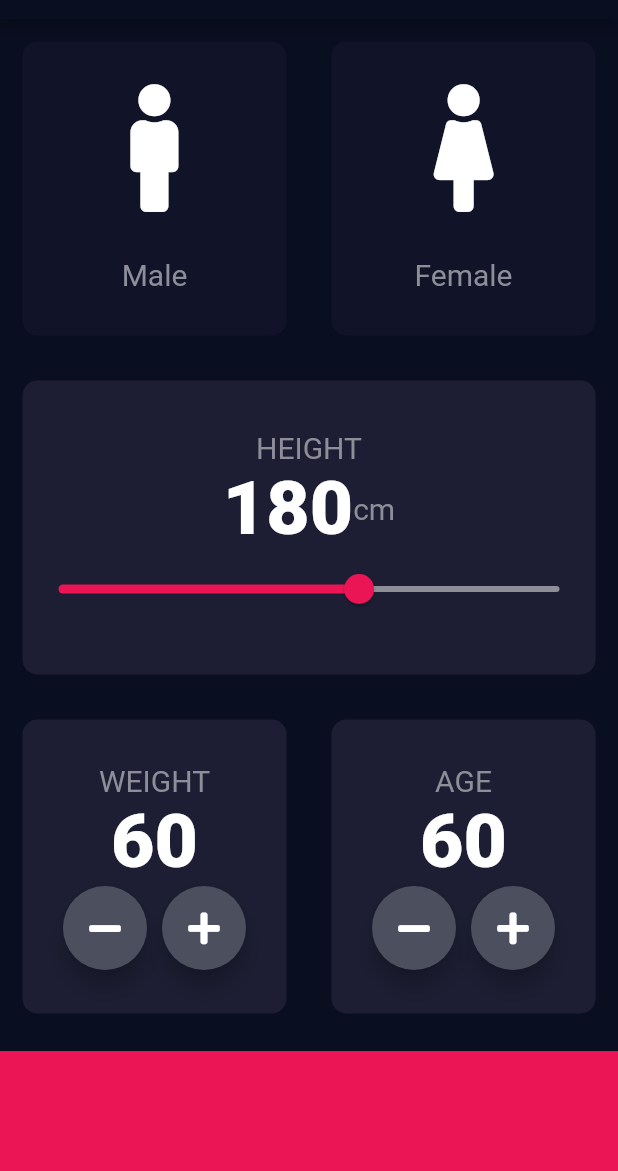
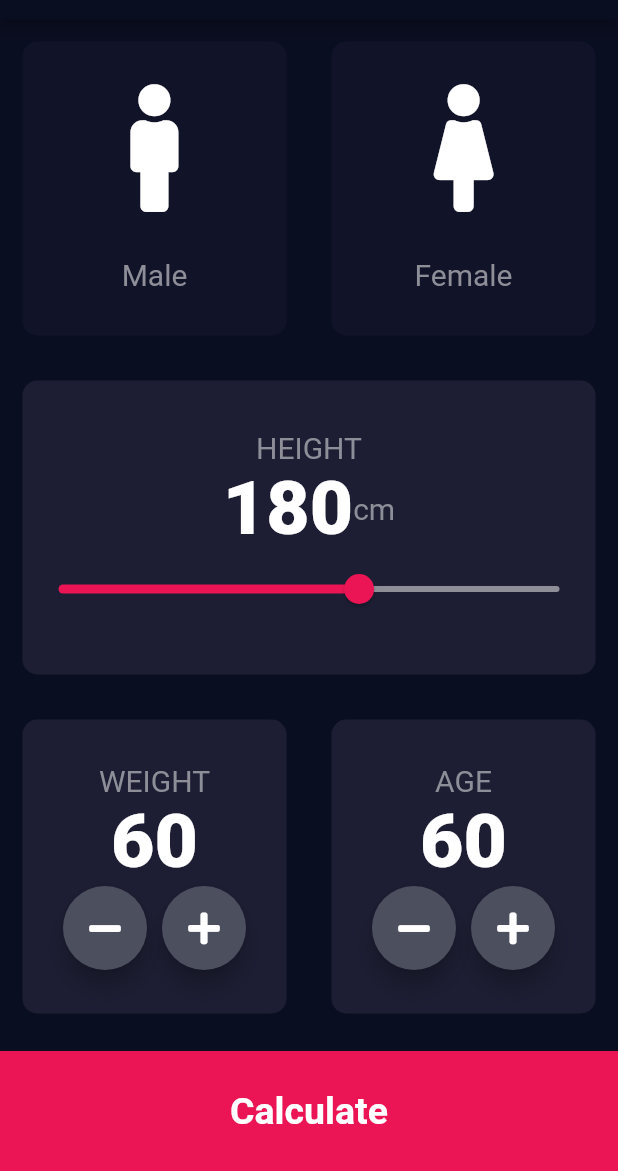
Before and after one commit to Usamaamjad56/bmi_calculator_appBYusama, a Flutter app: the screen it shows after launch, on a phone screen of 412 x 824 dp, the part 65-1236 px from its top. Run offline on Flutter 3.47's test engine with Material 2 defaults, Android fonts, the phone set to English and light mode, and no system bars; our stand-ins replace font_awesome_flutter.

```diff
--- a/lib/ConstantFile.dart
+++ b/lib/ConstantFile.dart
@@ -8,3 +8,8 @@ const kNumberStyle = TextStyle(
   fontSize: 50.0,
   fontWeight: FontWeight.w900,
 );
+
+const kLargeButtonStyle = TextStyle(
+  fontSize: 25.0,
+  fontWeight: FontWeight.bold,
+);
--- a/lib/Input_Page.dart
+++ b/lib/Input_Page.dart
@@ -6,6 +6,7 @@ import 'package:font_awesome_flutter/font_awesome_flutter.dart';
 import 'package:bmi_calculator/IconTextFile.dart';
 import 'package:bmi_calculator/ContainerFile.dart';
 import 'ConstantFile.dart';
+import 'package:bmi_calculator/ResultFile.dart';
 
 enum Gender {
   male,
@@ -198,11 +199,23 @@ class _InputPageState extends State<InputPage> {
               )),
             ],
           )),
-          Container(
-            color: Color(0xFFEB1555),
-            margin: EdgeInsets.only(top: 10.0),
-            width: double.infinity,
-            height: 80.0,
+          GestureDetector(
+            onTap: () {
+              Navigator.push(context,
+                  MaterialPageRoute(builder: (context) => ResultScreen()));
+            },
+            child: Container(
+              child: Center(
+                child: Text(
+                  'Calculate',
+                  style: kLargeButtonStyle,
+                ),
+              ),
+              color: Color(0xFFEB1555),
+              margin: EdgeInsets.only(top: 10.0),
+              width: double.infinity,
+              height: 80.0,
+            ),
           ),
         ],
       ),
```
Also changed, not shown: lib/ResultFile.dart (added, +13 -0 lines).
